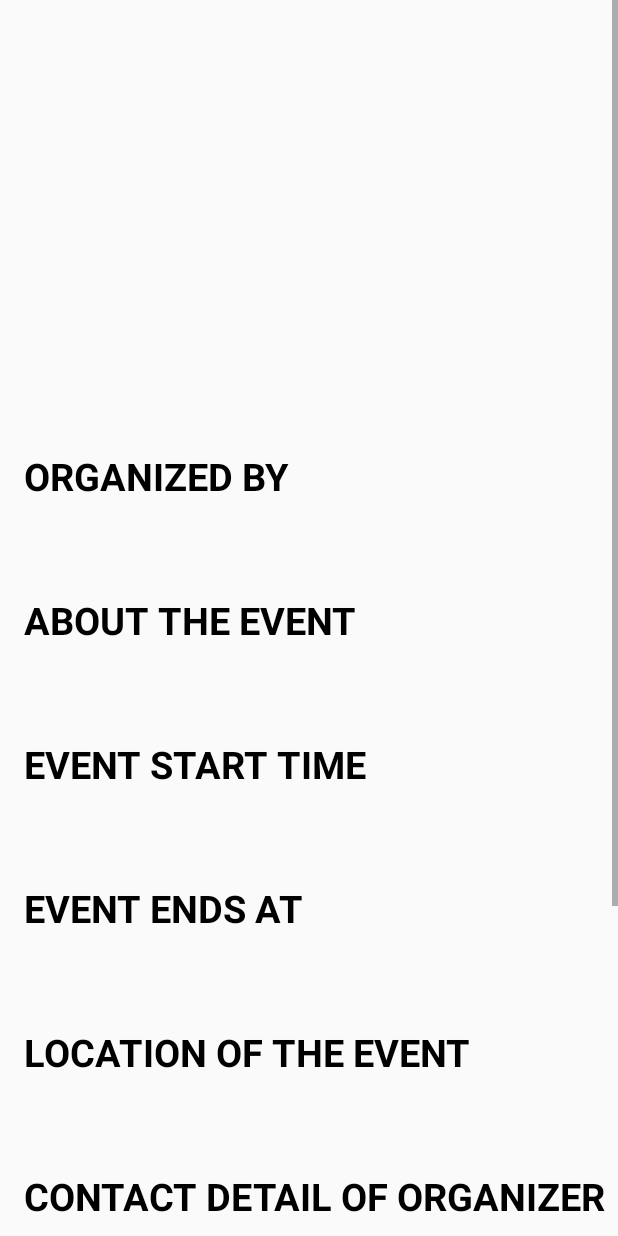
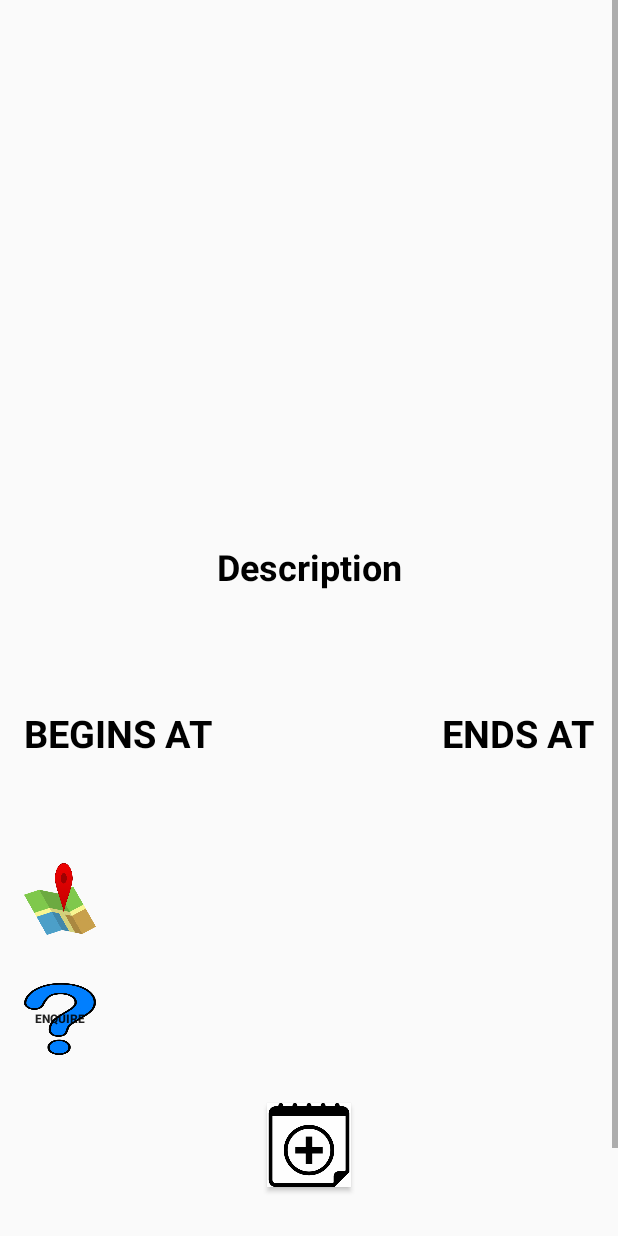
Before and after one commit to tshradheya/NUSEvents-Orbital, an Android app: the layout event_list.xml on its own in the app's theme, with its tools: preview values and no code run, on a phone screen of 412 x 824 dp. Run offline under Robolectric (Android 15) with nearby library versions, the phone set to English and light mode, and no system bars.

Commit message:
Event detail Interface changed.

```diff
--- a/app/src/main/java/com/example/android/nusevents/model/ActiveListDetailsActivity.java
+++ b/app/src/main/java/com/example/android/nusevents/model/ActiveListDetailsActivity.java
@@ -236,6 +236,13 @@ public class ActiveListDetailsActivity extends AppCompatActivity {
 
         }
 
+        String t1=dAndT.substring(0,10);
+        String t2=dAndT.substring(11);
+
+        dAndT=t1+"\n"+t2;
+
+
+
 
         try{
             DateFormat sdf = new SimpleDateFormat("dd/MM/yyyy HH:mm");
@@ -245,6 +252,13 @@ public class ActiveListDetailsActivity extends AppCompatActivity {
         catch(Exception ex){
 
         }
+
+        String t3=dAndTF.substring(0,10);
+        String t4=dAndTF.substring(11);
+
+        dAndTF=t3+"\n"+t4;
+
+
 
 
 if(poster.equals("")){
@@ -257,7 +271,7 @@ if(poster.equals("")){
                 .into(photoImageView);
 
         setTitle(name);
-        mTextViewListOwner.setText(owner);
+        mTextViewListOwner.setText(name+"\nOrganized by "+owner);
         mTextViewInfo.setText(info);
         getmTextViewLocation.setText(loc);
         getmTextViewTime.setText(dAndT);
--- a/app/src/main/res/layout/activity_main.xml
+++ b/app/src/main/res/layout/activity_main.xml
@@ -84,4 +84,6 @@
 
 
         />
+
+
 </android.support.design.widget.CoordinatorLayout>
--- a/app/src/main/res/layout/event_list.xml
+++ b/app/src/main/res/layout/event_list.xml
@@ -22,11 +22,12 @@
         android:layout_height="300dp"
         android:adjustViewBounds="true"
         android:scaleType="center"
+        android:layout_marginBottom="16dp"
 
         />
 
 
-    <TextView
+    <!--<TextView
         android:layout_width="match_parent"
         android:layout_height="wrap_content"
         android:text="ORGANIZED BY"
@@ -38,9 +39,11 @@
 
         android:paddingLeft="16dp"
         />
+-->
+    <TextView
+        android:textAlignment="center"
 
-    <TextView
-        android:paddingLeft="16dp"
+
 
         android:layout_width="match_parent"
         android:layout_height="wrap_content"
@@ -51,13 +54,13 @@
         android:paddingBottom="16dp"
         />
     <TextView
-        android:paddingLeft="16dp"
-
         android:layout_width="match_parent"
         android:layout_height="wrap_content"
-        android:text="ABOUT THE EVENT"
+        android:text="Description"
+        android:textAlignment="center"
+
         android:textStyle="bold"
-        android:textSize="25sp"
+        android:textSize="24sp"
         android:textColor="#000000"
         android:id="@+id/about_single_event"
         android:paddingBottom="16dp"/>
@@ -68,26 +71,32 @@
         android:layout_width="match_parent"
         android:layout_height="wrap_content"
         android:id="@+id/about_the_event"
-        android:textColor="#0277BD"
+        android:textColor="#000000"
         android:textSize="22sp"
         android:textStyle="normal"
         android:paddingBottom="16dp"
         />
+
+    <RelativeLayout
+        android:layout_width="match_parent"
+        android:layout_height="match_parent"
+        android:padding="16dp"
+        >
+
     <TextView
-        android:paddingLeft="16dp"
 
         android:layout_width="match_parent"
         android:layout_height="wrap_content"
-        android:text="Event Start Time"
+        android:text="Begins At"
         android:textAllCaps="true"
         android:textStyle="bold"
         android:textSize="25sp"
         android:textColor="#000000"
         android:id="@+id/about_TIME_event"
-        android:paddingBottom="16dp"/>
+        android:paddingBottom="8dp"
+        />
 
     <TextView
-        android:paddingLeft="16dp"
 
         android:layout_width="match_parent"
         android:layout_height="wrap_content"
@@ -95,62 +104,80 @@
         android:textColor="#0277BD"
         android:textSize="22sp"
         android:id="@+id/about_time"
-        android:paddingBottom="16dp"/>
+        android:layout_below="@+id/about_TIME_event"
+        />
 
-    <TextView        android:paddingLeft="16dp"
+    <TextView
 
-
+        android:gravity="right"
         android:layout_width="match_parent"
         android:layout_height="wrap_content"
-        android:text="Event Ends At"
+        android:text="Ends At"
         android:textAllCaps="true"
         android:textStyle="bold"
         android:textSize="25sp"
         android:textColor="#000000"
         android:id="@+id/about_TIMEND_event"
-        android:paddingBottom="16dp"/>
+        android:paddingBottom="8dp"
+
+
+        />
 
     <TextView
-        android:paddingLeft="16dp"
-
+        android:gravity="end"
         android:layout_width="match_parent"
         android:layout_height="wrap_content"
         android:textStyle="normal"
         android:textColor="#0277BD"
         android:textSize="22sp"
         android:id="@+id/about_timeEND"
-        android:paddingBottom="16dp"/>
+        android:layout_below="@+id/about_TIMEND_event"
 
-    <TextView
-        android:paddingLeft="16dp"
+        /> </RelativeLayout>
 
+
+
+    <LinearLayout
         android:layout_width="match_parent"
-        android:layout_height="wrap_content"
-        android:text="LOCATION OF THE EVENT"
+       android:orientation="horizontal"
+        android:padding="16dp"
+        android:layout_height="match_parent">
+
+    <ImageView
+
+        android:background="@drawable/location"
+        android:layout_width="48dp"
+        android:layout_height="48dp"
         android:textStyle="bold"
         android:textColor="#000000"
         android:textSize="25sp"
         android:id="@+id/about_location_event"
         android:paddingBottom="16dp"/>
 
+
+
     <TextView
-        android:paddingLeft="16dp"
 
+        android:textAlignment="center"
         android:layout_width="match_parent"
         android:layout_height="wrap_content"
         android:textStyle="normal"
         android:textSize="22sp"
         android:textColor="#0277BD"
         android:id="@+id/about_loc_event"
-        android:paddingBottom="16dp"/>
+        />
 
-    <TextView
+
+    </LinearLayout>
+
+
+  <!--  <TextView
         android:paddingLeft="16dp"
 
         android:layout_width="match_parent"
         android:layout_height="wrap_content"
         android:id="@+id/contact_admin"
-        android:text="Contact detail of Organizer"
+        android:text="Contact detail(Email ID)"
         android:textAllCaps="true"
         android:textStyle="bold"
         android:textColor="#000000"
@@ -158,35 +185,50 @@
         android:paddingBottom="16dp"
         />
 
+        -->
+
+    <LinearLayout
+        android:layout_width="match_parent"
+        android:layout_height="match_parent"
+        android:orientation="horizontal"
+
+        android:padding="16dp">
+
+
+
+    <Button
+        android:layout_width="48dp"
+        android:layout_height="48dp"
+        android:text="ENQUIRE"
+        android:background="@drawable/question"
+        android:textSize="8sp"
+        android:textStyle="bold"
+        android:id="@+id/know_more"
+        android:onClick="sendIntent"
+        android:layout_gravity="center"
+
+
+
+        />
+
     <TextView
-        android:paddingLeft="16dp"
 
+        android:textAlignment="center"
+        android:gravity="center"
         android:layout_width="match_parent"
         android:layout_height="wrap_content"
         android:textStyle="normal"
         android:textSize="22sp"
         android:textColor="#0277BD"
         android:id="@+id/contact_details_admin"
-        android:paddingBottom="16dp"/>
+        />
 
-    <Button
-        android:layout_width="48dp"
-        android:layout_height="48dp"
-        android:text="ENQUIRE"
-        android:background="@drawable/enquire"
-        android:textSize="8sp"
-        android:textStyle="bold"
-        android:id="@+id/know_more"
-        android:onClick="sendIntent"
-        android:layout_gravity="center"
-        android:layout_marginBottom="32dp"
-        android:layout_marginTop="16dp"
-
-
-        />
+    </LinearLayout>
 
 
     <Button
+
+        android:layout_marginTop="16dp"
         android:layout_width="56dp"
         android:layout_height="56dp"
         android:id="@+id/addToCalendar"
--- a/app/src/main/res/layout/update.xml
+++ b/app/src/main/res/layout/update.xml
@@ -108,13 +108,12 @@
 
            -->
     <Button
-        android:layout_width="match_parent"
-        android:layout_height="wrap_content"
-        android:text="Delete this Event"
+        android:layout_width="48dp"
+        android:layout_height="48dp"
+        android:layout_gravity="center"
 
         android:id="@+id/delete_event"
-        android:background="@color/authui_colorPrimaryDark"
-        android:textColor="@color/colorPrimary"
+        android:background="@drawable/delete"
         android:layout_marginBottom="8dp"
 
         />
```
Also changed, not shown: app/src/main/res/drawable-hdpi/delete.png (added), app/src/main/res/drawable-hdpi/location.png (added), app/src/main/res/drawable-hdpi/question.png (added), app/src/main/res/drawable-mdpi/delete.png (added), app/src/main/res/drawable-mdpi/location.png (added), app/src/main/res/drawable-mdpi/question.png (added), app/src/main/res/drawable-xhdpi/delete.png (added), app/src/main/res/drawable-xhdpi/location.png (added), app/src/main/res/drawable-xhdpi/question.png (added), app/src/main/res/drawable-xxhdpi/delete.png (added), app/src/main/res/drawable-xxhdpi/location.png (added), app/src/main/res/drawable-xxhdpi/question.png (added), app/src/main/res/drawable-xxxhdpi/delete.png (added), app/src/main/res/drawable-xxxhdpi/location.png (added), 1 more files.
